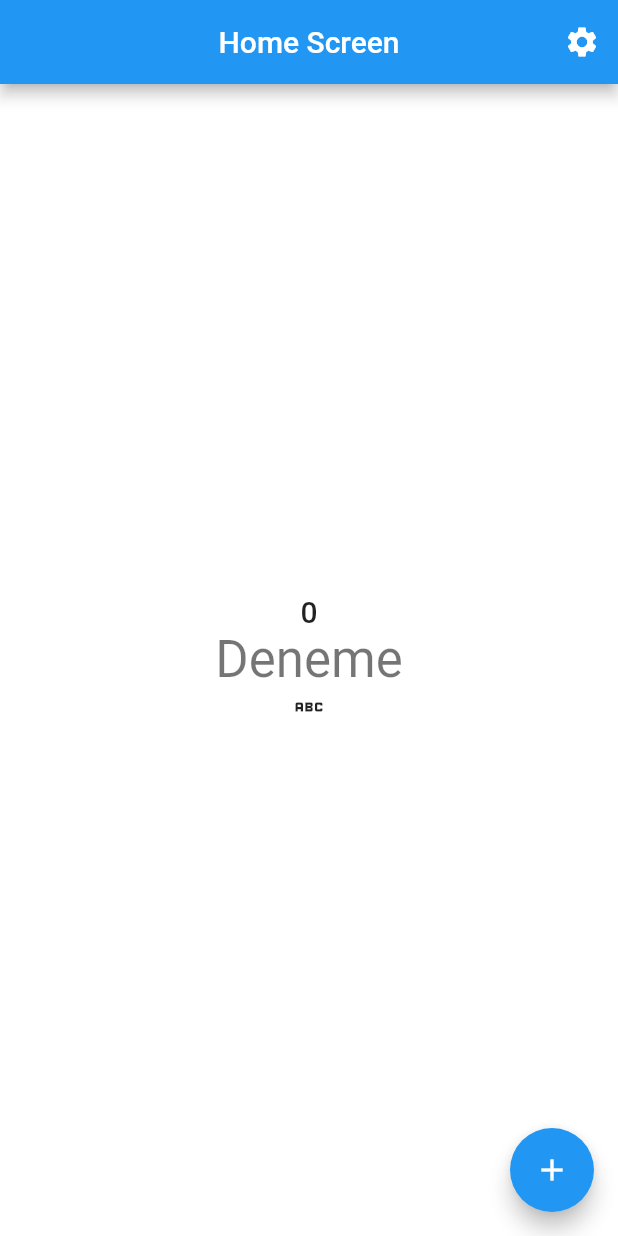
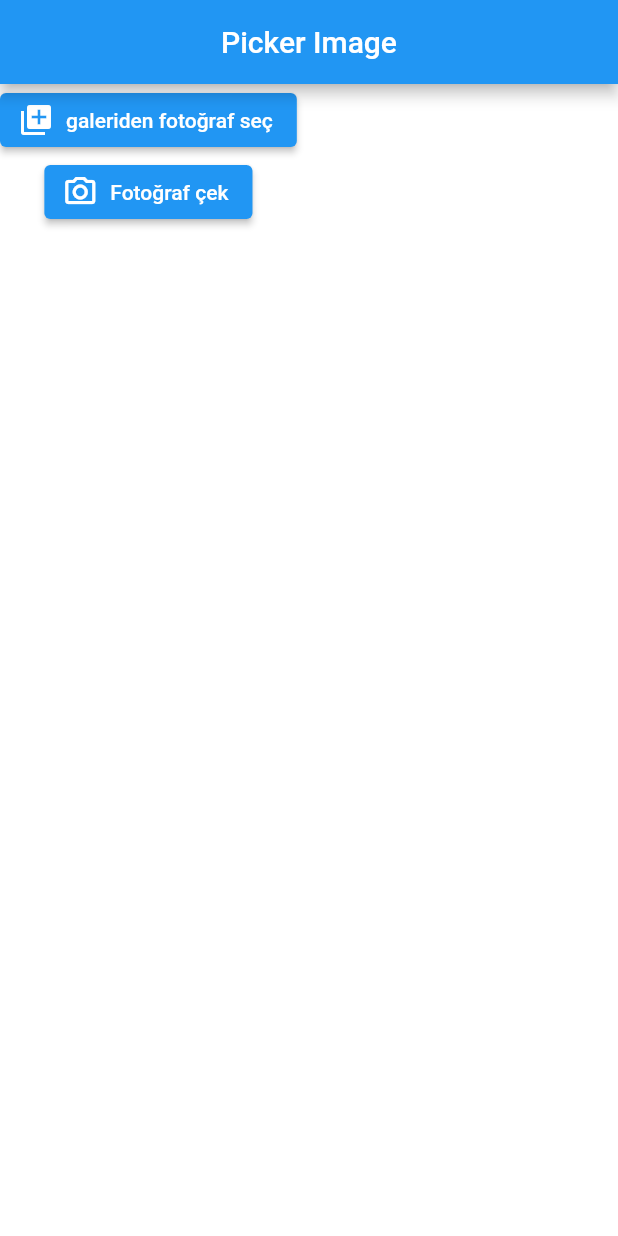
Before and after one commit to mehmetdemirr/flutter-demo, a Flutter app: the screen it shows after launch, on a phone screen of 412 x 824 dp. Run offline on Flutter 3.47's test engine with Material 2 defaults, Android fonts, the phone set to English and light mode, and no system bars; our stand-ins replace auto_route, connectivity_plus, dio, easy_localization, equatable, image_picker and 3 more; missing offline and left inert: app_settings.

Commit message:
update -pick image -lifecycle -network -permission

```diff
--- /dev/null
+++ b/lib/core/image_picker/service/pick_image_custom.dart
@@ -0,0 +1,19 @@
+import 'package:image_picker/image_picker.dart';
+
+abstract class IPickImage {
+  Future<XFile?> pickImageGallery();
+  Future<XFile?> pickImageCamera();
+}
+
+class CustomPickImage extends IPickImage {
+  final ImagePicker _picker = ImagePicker();
+  @override
+  Future<XFile?> pickImageGallery() async {
+    return await _picker.pickImage(source: ImageSource.gallery);
+  }
+
+  @override
+  Future<XFile?> pickImageCamera() async {
+    return await _picker.pickImage(source: ImageSource.camera);
+  }
+}
--- /dev/null
+++ b/lib/core/lifecycle/lifecycle_use.dart
@@ -0,0 +1,50 @@
+import 'package:flutter/foundation.dart';
+import 'package:flutter/material.dart';
+
+mixin LifeCycleUse<T extends StatefulWidget>
+    on WidgetsBindingObserver, State<T> {
+  void onResume();
+  @override
+  void initState() {
+    super.initState();
+    WidgetsBinding.instance.addObserver(LifeCyleEventHandler(
+      //Burayı doldurmadım
+      resumeCallBack: () async {
+        onResume();
+      },
+      suspendingCallBack: () async {},
+    ));
+  }
+
+  @override
+  void dispose() {
+    super.dispose();
+    WidgetsBinding.instance.removeObserver(this);
+  }
+}
+
+class LifeCyleEventHandler extends WidgetsBindingObserver {
+  final AsyncCallback resumeCallBack;
+  final AsyncCallback suspendingCallBack;
+
+  LifeCyleEventHandler({
+    required this.resumeCallBack,
+    required this.suspendingCallBack,
+  });
+  @override
+  void didChangeAppLifecycleState(AppLifecycleState state) async {
+    super.didChangeAppLifecycleState(state);
+    switch (state) {
+      case AppLifecycleState.resumed:
+        await resumeCallBack();
+        break;
+      case AppLifecycleState.inactive:
+      case AppLifecycleState.paused:
+      case AppLifecycleState.detached:
+        await suspendingCallBack();
+        break;
+      default:
+        break;
+    }
+  }
+}
--- a/lib/core/navigation/app_router.dart
+++ b/lib/core/navigation/app_router.dart
@@ -1,7 +1,9 @@
 import 'package:auto_route/auto_route.dart';
 import 'package:demo/product/home_screen/home_screen.dart';
-import 'package:demo/product/network_work/view/post_screen.dart';
+import 'package:demo/product/network_work_screen/view/post_screen.dart';
 import 'package:demo/product/setting_screen/setting_screen.dart';
+
+import '../../product/get_image_screen/view/get_image_screen.dart';
 
 part 'app_router.gr.dart';
 
@@ -12,7 +14,6 @@ class AppRouter extends _$AppRouter {
         AutoRoute(
           path: RouterItem.home.str(),
           page: HomeRoute.page,
-          initial: true,
         ),
         AutoRoute(
           path: RouterItem.setting.str(),
@@ -22,6 +23,11 @@ class AppRouter extends _$AppRouter {
           path: RouterItem.post.str(),
           page: PostRoute.page,
         ),
+        AutoRoute(
+          path: RouterItem.getImage.str(),
+          page: GetImageRoute.page,
+          initial: true,
+        ),
       ];
 }
 
@@ -29,6 +35,7 @@ enum RouterItem {
   home,
   setting,
   post,
+  getImage,
 }
 
 extension RouterItems on RouterItem {
@@ -40,6 +47,8 @@ extension RouterItems on RouterItem {
         return "/setting";
       case RouterItem.post:
         return "/post";
+      case RouterItem.getImage:
+        return "/getImage";
     }
   }
 }
--- a/lib/main.dart
+++ b/lib/main.dart
@@ -1,10 +1,11 @@
 import 'package:demo/core/cache/shared_pref.dart';
 import 'package:demo/core/navigation/app_router.dart';
+import 'package:demo/core/network_control/no_network_widget.dart';
 import 'package:demo/core/theme/dark_theme.dart';
 import 'package:demo/core/theme/light_theme.dart';
 import 'package:demo/core/theme/theme_view_model.dart';
 import 'package:demo/product/home_screen/home_view_model.dart';
-import 'package:demo/product/network_work/viewmodel/post_view_model.dart';
+import 'package:demo/product/network_work_screen/viewmodel/post_view_model.dart';
 import 'package:easy_localization/easy_localization.dart';
 import 'package:flutter/material.dart';
 import 'package:provider/provider.dart';
@@ -60,6 +61,17 @@ class MyApp extends StatelessWidget {
       theme: context.watch<ThemeNotifier>().getTheme() ? darkTheme : lightTheme,
       //router
       routerConfig: _appRouter.config(),
+      //network control
+      builder: (context, child) {
+        return Column(
+          children: [
+            Expanded(
+              child: child ?? const SizedBox(),
+            ),
+            const NoNetworkWidget(),
+          ],
+        );
+      },
     );
   }
 }
--- /dev/null
+++ b/lib/product/get_image_screen/view/get_image_screen.dart
@@ -0,0 +1,82 @@
+import 'dart:io';
+
+import 'package:auto_route/annotations.dart';
+import 'package:demo/core/function/print_function.dart';
+import 'package:demo/core/image_picker/service/pick_manager.dart';
+import 'package:demo/core/lifecycle/lifecycle_use.dart';
+import 'package:flutter/material.dart';
+import 'package:image_picker/image_picker.dart';
+
+@RoutePage()
+class GetImageScreen extends StatefulWidget {
+  const GetImageScreen({super.key});
+  @override
+  State<GetImageScreen> createState() => _GetImageScreenState();
+}
+
+class _GetImageScreenState extends State<GetImageScreen>
+    with WidgetsBindingObserver, LifeCycleUse {
+  @override
+  void onResume() {
+    printf("geri geldi");
+  }
+
+  XFile? _image;
+  @override
+  Widget build(BuildContext context) {
+    return Scaffold(
+      appBar: AppBar(title: const Text("Picker Image")),
+      body: SingleChildScrollView(
+        child: Column(
+          children: [
+            //galeriden fotoğraf seç
+            ElevatedButton.icon(
+              onPressed: () async {
+                final XFile? image = await PickManager().fetchImageGallery();
+                setState(() {
+                  _image = image;
+                });
+              },
+              icon: const Icon(Icons.library_add),
+              label: const Text("galeriden fotoğraf seç"),
+            ),
+            // kamerdan fotoğraf çek
+            ElevatedButton.icon(
+              onPressed: () async {
+                final XFile? image = await PickManager().fetchImageCamera();
+                setState(() {
+                  _image = image;
+                });
+              },
+              icon: const Icon(Icons.camera_alt_outlined),
+              label: const Text("Fotoğraf çek"),
+            ),
+            //Birinci fotoğraf yazdırma yolu
+            _image != null
+                ? SizedBox(
+                    height: 200,
+                    width: 200,
+                    child: Image.file(
+                      File(_image!.path),
+                    ))
+                : const SizedBox(),
+            //ikinci fotoğraf yazdırma yolu
+            FutureBuilder(
+              future: _image?.readAsBytes(),
+              builder: (BuildContext context, AsyncSnapshot snapshot) {
+                if (snapshot.data != null) {
+                  return SizedBox(
+                    height: 200,
+                    width: 200,
+                    child: Image.memory(snapshot.data),
+                  );
+                }
+                return const SizedBox();
+              },
+            ),
+          ],
+        ),
+      ),
+    );
+  }
+}
--- a/lib/product/network_work/service/post_service.dart
+++ b/lib/product/network_work_screen/service/post_service.dart
@@ -2,7 +2,7 @@ import 'dart:io';
 
 import 'package:demo/core/function/print_function.dart';
 import 'package:demo/core/utilty/api_items.dart';
-import 'package:demo/product/network_work/model/post_model.dart';
+import 'package:demo/product/network_work_screen/model/post_model.dart';
 import 'package:dio/dio.dart';
 import 'package:pretty_dio_logger/pretty_dio_logger.dart';
 
--- a/lib/product/network_work/view/post_screen.dart
+++ b/lib/product/network_work_screen/view/post_screen.dart
@@ -1,7 +1,7 @@
 import 'package:auto_route/auto_route.dart';
 import 'package:demo/core/utilty/padding_items.dart';
-import 'package:demo/product/network_work/model/post_model.dart';
-import 'package:demo/product/network_work/viewmodel/post_view_model.dart';
+import 'package:demo/product/network_work_screen/model/post_model.dart';
+import 'package:demo/product/network_work_screen/viewmodel/post_view_model.dart';
 import 'package:flutter/material.dart';
 import 'package:provider/provider.dart';
 
--- a/lib/product/network_work/viewmodel/post_view_model.dart
+++ b/lib/product/network_work_screen/viewmodel/post_view_model.dart
@@ -1,9 +1,8 @@
 // ignore_for_file: public_member_api_docs, sort_constructors_first
 import 'package:demo/product/general/service/project_dio.dart';
+import 'package:demo/product/network_work_screen/model/post_model.dart';
+import 'package:demo/product/network_work_screen/service/post_service.dart';
 import 'package:flutter/material.dart';
-
-import 'package:demo/product/network_work/model/post_model.dart';
-import 'package:demo/product/network_work/service/post_service.dart';
 
 class PostViewModel extends ChangeNotifier {
   List<PostModel>? liste;
```
Also changed, not shown: lib/core/image_picker/service/pick_manager.dart (added, +34 -0 lines), lib/core/network_control/network_change_manager.dart (added, +58 -0 lines), lib/core/network_control/no_network_widget.dart (added, +57 -0 lines), lib/core/permission_control/permission_check.dart (added, +20 -0 lines), lib/core/url_launcher/url_launher_func.dart (added, +99 -0 lines), lib/core/utilty/duration_items.dart (+9 -6 lines), lib/core/utilty/popup_color_and_icon_items.dart (added, +31 -0 lines), lib/product/home_screen/home_screen.dart (+27 -1 lines), pubspec.yaml (+15 -25 lines), lib/core/navigation/app_router.gr.dart, lib/product/network_work_screen/model/post_model.dart (renamed from lib/product/network_work/model/post_model.dart), lib/product/network_work_screen/model/post_model.g.dart (renamed from lib/product/network_work/model/post_model.g.dart), pubspec.lock, 9 other files.
